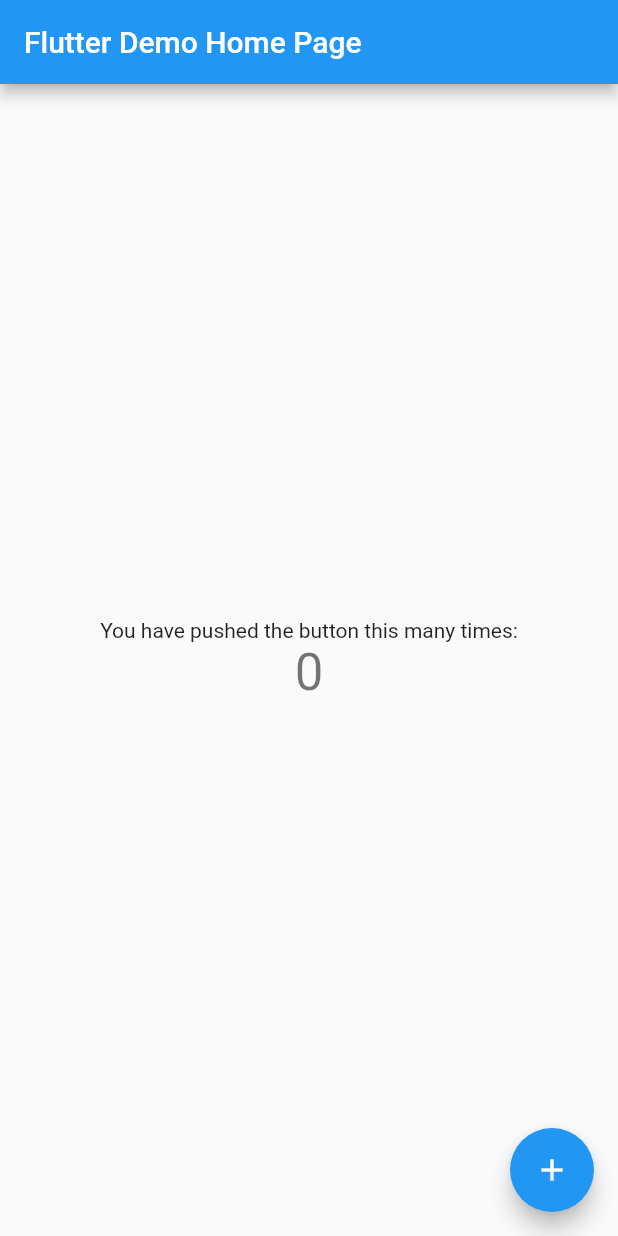
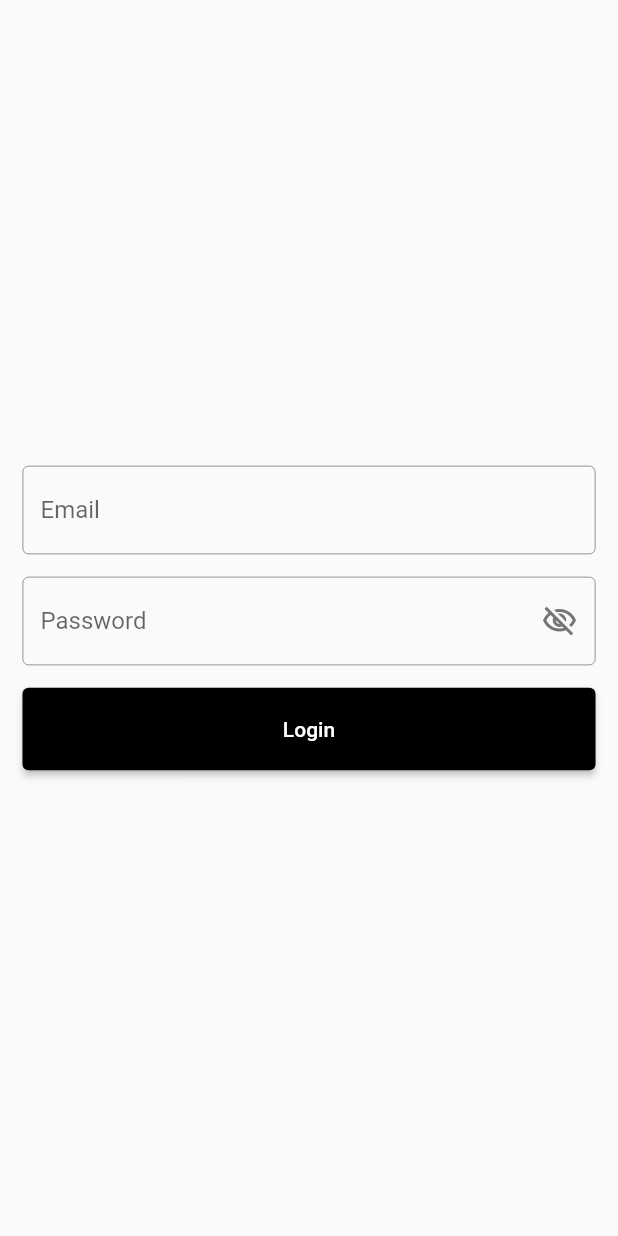
Before and after one commit to allkindsofgains/gains-mobile, a Flutter app: the screen it shows after launch, on a phone screen of 412 x 824 dp. Run offline on Flutter 3.47's test engine with Material 2 defaults, Android fonts, the light colour scheme and no system bars; our stand-ins replace font_awesome_flutter.

Commit message:
feat: scaffolded pages

```diff
--- a/lib/main.dart
+++ b/lib/main.dart
@@ -1,4 +1,5 @@
 import 'package:flutter/material.dart';
+import 'pages/auth/login_page.dart';
 
 void main() {
   runApp(const MyApp());
@@ -7,109 +8,14 @@
 class MyApp extends StatelessWidget {
   const MyApp({super.key});
 
-  // This widget is the root of your application.
   @override
   Widget build(BuildContext context) {
     return MaterialApp(
-      title: 'Flutter Demo',
+      title: 'Gains',
       theme: ThemeData(
-        // This is the theme of your application.
-        //
-        // Try running your application with "flutter run". You'll see the
-        // application has a blue toolbar. Then, without quitting the app, try
-        // changing the primarySwatch below to Colors.green and then invoke
-        // "hot reload" (press "r" in the console where you ran "flutter run",
-        // or simply save your changes to "hot reload" in a Flutter IDE).
-        // Notice that the counter didn't reset back to zero; the application
-        // is not restarted.
         primarySwatch: Colors.blue,
       ),
-      home: const MyHomePage(title: 'Flutter Demo Home Page'),
+      home: const LoginScreen(),
     );
   }
 }
-
-class MyHomePage extends StatefulWidget {
-  const MyHomePage({super.key, required this.title});
-
-  // This widget is the home page of your application. It is stateful, meaning
-  // that it has a State object (defined below) that contains fields that affect
-  // how it looks.
-
-  // This class is the configuration for the state. It holds the values (in this
-  // case the title) provided by the parent (in this case the App widget) and
-  // used by the build method of the State. Fields in a Widget subclass are
-  // always marked "final".
-
-  final String title;
-
-  @override
-  State<MyHomePage> createState() => _MyHomePageState();
-}
-
-class _MyHomePageState extends State<MyHomePage> {
-  int _counter = 0;
-
-  void _incrementCounter() {
-    setState(() {
-      // This call to setState tells the Flutter framework that something has
-      // changed in this State, which causes it to rerun the build method below
-      // so that the display can reflect the updated values. If we changed
-      // _counter without calling setState(), then the build method would not be
-      // called again, and so nothing would appear to happen.
-      _counter++;
-    });
-  }
-
-  @override
-  Widget build(BuildContext context) {
-    // This method is rerun every time setState is called, for instance as done
-    // by the _incrementCounter method above.
-    //
-    // The Flutter framework has been optimized to make rerunning build methods
-    // fast, so that you can just rebuild anything that needs updating rather
-    // than having to individually change instances of widgets.
-    return Scaffold(
-      appBar: AppBar(
-        // Here we take the value from the MyHomePage object that was created by
-        // the App.build method, and use it to set our appbar title.
-        title: Text(widget.title),
-      ),
-      body: Center(
-        // Center is a layout widget. It takes a single child and positions it
-        // in the middle of the parent.
-        child: Column(
-          // Column is also a layout widget. It takes a list of children and
-          // arranges them vertically. By default, it sizes itself to fit its
-          // children horizontally, and tries to be as tall as its parent.
-          //
-          // Invoke "debug painting" (press "p" in the console, choose the
-          // "Toggle Debug Paint" action from the Flutter Inspector in Android
-          // Studio, or the "Toggle Debug Paint" command in Visual Studio Code)
-          // to see the wireframe for each widget.
-          //
-          // Column has various properties to control how it sizes itself and
-          // how it positions its children. Here we use mainAxisAlignment to
-          // center the children vertically; the main axis here is the vertical
-          // axis because Columns are vertical (the cross axis would be
-          // horizontal).
-          mainAxisAlignment: MainAxisAlignment.center,
-          children: <Widget>[
-            const Text(
-              'You have pushed the button this many times:',
-            ),
-            Text(
-              '$_counter',
-              style: Theme.of(context).textTheme.headline4,
-            ),
-          ],
-        ),
-      ),
-      floatingActionButton: FloatingActionButton(
-        onPressed: _incrementCounter,
-        tooltip: 'Increment',
-        child: const Icon(Icons.add),
-      ), // This trailing comma makes auto-formatting nicer for build methods.
-    );
-  }
-}
--- /dev/null
+++ b/lib/pages/auth/login_page.dart
@@ -0,0 +1,139 @@
+import 'package:flutter/material.dart';
+import 'package:gains_mobile/screens/home_screen.dart';
+
+// screens
+import '../logs/logs_screen.dart';
+import '../profile/profile_screen.dart';
+import '../tools/tools_screen.dart';
+import '../settings/settings_screen.dart';
+
+class LoginScreen extends StatefulWidget {
+  const LoginScreen({super.key});
+
+  @override
+  State<LoginScreen> createState() => _LoginScreenState();
+}
+
+class _LoginScreenState extends State<LoginScreen> {
+  bool _showPassword = false;
+
+  bool _loading = false;
+
+  String email = '';
+
+  String password = '';
+
+  void _togglePasswordVisibility() {
+    setState(() {
+      _showPassword = !_showPassword;
+    });
+  }
+
+  void _toggleLoading() {
+    setState(() {
+      _loading = !_loading;
+    });
+  }
+
+  void _login() {}
+
+  @override
+  Widget build(BuildContext context) {
+    return Scaffold(
+      body: Center(
+        child: Container(
+          padding: const EdgeInsets.all(15.0),
+          child: Column(
+            mainAxisAlignment: MainAxisAlignment.spaceAround, // <-- alignments
+            children: <Widget>[
+              Wrap(
+                runSpacing: 15, // flex-gap
+                children: <Widget>[
+                  // ******************** EMAIL ********************
+                  TextFormField(
+                    decoration: const InputDecoration(
+                      // labelText: "Email",
+                      hintText: 'Email',
+                      border: OutlineInputBorder(
+                          // borderRadius: BorderRadius.zero,
+                          // borderSide:
+                          //     BorderSide(color: Color(0xFF707070), width: .5),
+                          ),
+                      enabledBorder: OutlineInputBorder(
+                        // borderRadius: BorderRadius.zero,
+                        borderSide:
+                            BorderSide(color: Color(0xFF707070), width: .5),
+                      ),
+                      focusedBorder: OutlineInputBorder(
+                          // borderRadius: BorderRadius.zero,
+                          // borderSide:
+                          //     BorderSide(color: Color(0xFF707070), width: .5),
+                          ),
+                      errorBorder: OutlineInputBorder(
+                        // borderRadius: BorderRadius.zero,
+                        borderSide: BorderSide(color: Colors.red, width: .5),
+                      ),
+                    ),
+                  ),
+                  // ******************** PASSWORD ********************
+                  TextFormField(
+                    obscureText: !_showPassword,
+                    decoration: InputDecoration(
+                      border: const OutlineInputBorder(
+                        // borderRadius: BorderRadius.zero,
+                        borderSide:
+                            BorderSide(color: Color(0xFF707070), width: .5),
+                      ),
+                      enabledBorder: const OutlineInputBorder(
+                        // borderRadius: BorderRadius.zero,
+                        borderSide:
+                            BorderSide(color: Color(0xFF707070), width: .5),
+                      ),
+                      focusedBorder: const OutlineInputBorder(
+                          // borderRadius: BorderRadius.zero,
+                          // borderSide:
+                          //     BorderSide(color: Color(0xFF707070), width: .5),
+                          ),
+                      errorBorder: const OutlineInputBorder(
+                        // borderRadius: BorderRadius.zero,
+                        borderSide: BorderSide(color: Colors.red, width: .5),
+                      ),
+                      // labelText: "Password",
+                      hintText: 'Password',
+                      suffixIcon: IconButton(
+                        onPressed: _togglePasswordVisibility,
+                        icon: Icon(
+                          _showPassword
+                              ? Icons.visibility_outlined
+                              : Icons.visibility_off_outlined,
+                          color: Colors.grey[600],
+                        ),
+                      ),
+                    ),
+                  ),
+                  // ******************** BUTTON ********************
+                  Container(
+                    height: 55,
+                    width: double.infinity,
+                    child: ElevatedButton(
+                      onPressed: () => Navigator.push(
+                        context,
+                        MaterialPageRoute(
+                          builder: (context) => const HomeScreen(),
+                        ),
+                      ),
+                      style: ElevatedButton.styleFrom(
+                        backgroundColor: Colors.black,
+                      ),
+                      child: const Text('Login'),
+                    ),
+                  ),
+                ],
+              ),
+            ],
+          ),
+        ),
+      ),
+    );
+  }
+}
--- a/pubspec.yaml
+++ b/pubspec.yaml
@@ -31,6 +31,7 @@
 dependencies:
   flutter:
     sdk: flutter
+  font_awesome_flutter: ^10.3.0
 
 
   # The following adds the Cupertino Icons font to your application.
```
Also changed, not shown: lib/pages/home_page.dart (added, +70 -0 lines), lib/pages/logs/logs_page.dart (added, +23 -0 lines), lib/pages/profile/profile_page.dart (added, +17 -0 lines), lib/pages/settings/settings_page.dart (added, +17 -0 lines), lib/pages/tools/tools_page.dart (added, +17 -0 lines), lib/configs/theme_config.dart (added), lib/pages/auth/forgot_password_page.dart (added), lib/pages/auth/register_page.dart (added), lib/utils/helpers_util.dart (added), pubspec.lock, 62 other files.
